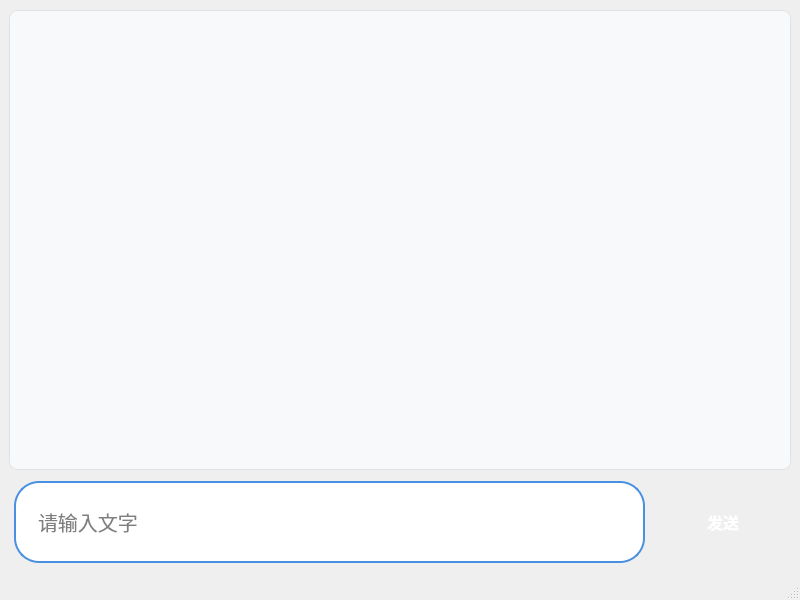
Above: mainwindow.ui from ETN-xun/Personalized-AI before the change. Below: the same form after it.
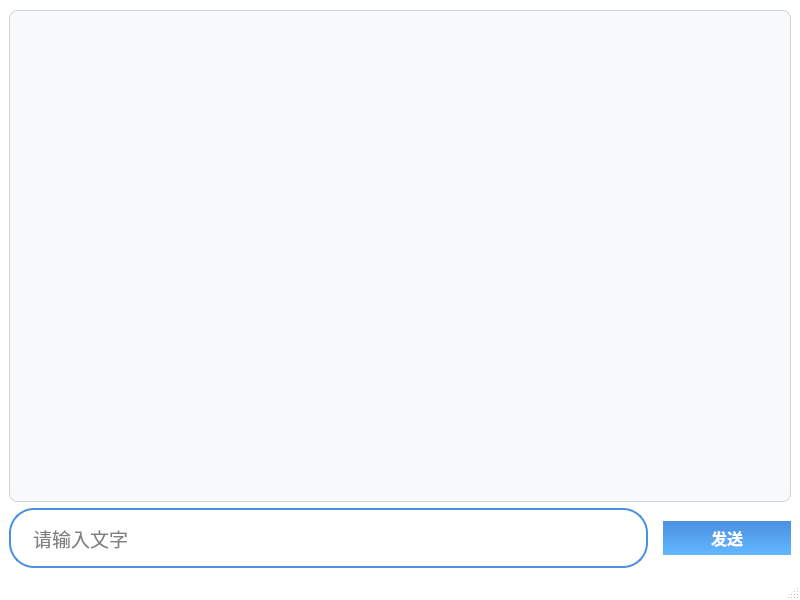
That is the form after the change.

```diff
--- a/mainwindow.ui
+++ b/mainwindow.ui
@@ -14,48 +14,54 @@
    <string>AiChat</string>
   </property>
   <property name="styleSheet">
-   <string notr="true">QTextEdit {
-    background: #F8F9FA;
-    border: 1px solid #DEE2E6;
-    border-radius: 8px;
-    padding: 12px;
-    font: 14px &quot;Segoe UI&quot;;
-box-shadow: 0 2px 8px rgba(0,0,0,0.1);  /* 新增投影 */
-}
+   <string notr="true">
+    /* 窗口背景为白色 */
+    QMainWindow {
+        background-color: white;
+    }
 
-QLineEdit {
-    border: 2px solid #4A90E2;
-    border-radius: 25px;
-    padding: 0 20px;
-    background: #FFFFFF;
-    selection-background-color: #4A90E2;
-transition: border-color 0.3s ease;
-}
+    /* 聊天记录区域样式 */
+    QTextEdit#textEditChat {
+        background: #F8F9FA;
+        border: 1px solid #CED4DA;
+        border-radius: 8px;
+        padding: 12px;
+        font: 14px "Segoe UI";
+        box-shadow: 0 2px 8px rgba(0,0,0,0.1);
+    }
 
-QPushButton {
-    background: qlineargradient(x1:0, y1:0, x2:1, y2:1,
-        stop:0 #4A90E2, stop:1 #63B8FF);
-    color: white;
-    border-radius: 25px;
-    font: bold 16px;
-    padding: 5px;
-box-shadow: 0 4px 6px rgba(74,144,226,0.2);
-transition: all 0.3s ease;
-}
+    /* 输入框样式 */
+    QLineEdit#lineEditInput {
+        border: 2px solid #4A90E2;
+        border-radius: 25px;
+        padding: 0 20px;
+        background: #FFFFFF;
+        selection-background-color: #4A90E2;
+        transition: border-color 0.3s ease;
+    }
+    QLineEdit:focus#lineEditInput {
+        border-color: #63B8FF;
+    }
 
-QPushButton:hover {
-    background: qlineargradient(x1:0, y1:0, x2:1, y2:1,
-        stop:0 #63B8FF, stop:1 #7EC0EE);
-transform: translateY(-2px);
-}
-QLineEdit:focus {
-    border-color: #63B8FF;  /* 聚焦状态颜色变化 */
-}
-QPushButton:pressed {
-    background: qlineargradient(x1:0, y1:0, x2:1, y2:1,
-        stop:0 #3A7BFF, stop:1 #4A90E2);  /* 按压加深渐变 */
-transform: translateY(1px);
-}</string>
+    /* 发送按钮样式 */
+    QPushButton#pushButtonSend {
+        background: qlineargradient(x1:0, y1:0, x2:0, y2:1, stop:0 #4A90E2, stop:1 #63B8FF);
+        color: white;
+        border-radius: 25px;
+        font: bold 16px;
+        padding: 5px;
+        box-shadow: 0 4px 6px rgba(74,144,226,0.2);
+        transition: all 0.3s ease;
+    }
+    QPushButton#pushButtonSend:hover {
+        background: qlineargradient(x1:0, y1:0, x2:0, y2:1, stop:0 #63B8FF, stop:1 #7EC0EE);
+        transform: translateY(-2px);
+    }
+    QPushButton#pushButtonSend:pressed {
+        background: qlineargradient(x1:0, y1:0, x2:0, y2:1, stop:0 #3A7BFF, stop:1 #4A90E2);
+        transform: translateY(1px);
+    }
+   </string>
   </property>
   <widget class="QWidget" name="centralwidget">
    <layout class="QVBoxLayout" name="verticalLayout" stretch="5,1">
@@ -67,6 +73,9 @@
     </property>
     <item>
      <widget class="QTextEdit" name="textEditChat">
+      <property name="horizontalScrollBarPolicy">
+       <enum>Qt::ScrollBarAlwaysOff</enum>
+      </property>
       <property name="readOnly">
        <bool>true</bool>
       </property>
@@ -77,29 +86,8 @@
       <property name="spacing">
        <number>15</number>
       </property>
-      <property name="leftMargin">
-       <number>5</number>
-      </property>
-      <property name="topMargin">
-       <number>5</number>
-      </property>
-      <property name="rightMargin">
-       <number>5</number>
-      </property>
-      <property name="bottomMargin">
-       <number>5</number>
-      </property>
       <item>
        <widget class="QLineEdit" name="lineEditInput">
-        <property name="enabled">
-         <bool>true</bool>
-        </property>
-        <property name="sizePolicy">
-         <sizepolicy hsizetype="Expanding" vsizetype="Expanding">
-          <horstretch>0</horstretch>
-          <verstretch>0</verstretch>
-         </sizepolicy>
-        </property>
         <property name="minimumSize">
          <size>
           <width>300</width>
@@ -108,12 +96,9 @@
         </property>
         <property name="font">
          <font>
-          <pointsize>15</pointsize>
+          <pointsize>14</pointsize>
          </font>
         </property>
-        <property name="readOnly">
-         <bool>false</bool>
-        </property>
         <property name="placeholderText">
          <string>请输入文字</string>
         </property>
@@ -121,23 +106,9 @@
       </item>
       <item>
        <widget class="QPushButton" name="pushButtonSend">
-        <property name="sizePolicy">
-         <sizepolicy hsizetype="Minimum" vsizetype="Expanding">
-          <horstretch>0</horstretch>
-          <verstretch>0</verstretch>
-         </sizepolicy>
-        </property>
-        <property name="minimumSize">
-         <size>
-          <width>60</width>
-          <height>60</height>
-         </size>
-        </property>
         <property name="font">
          <font>
-          <pointsize>-1</pointsize>
-          <italic>false</italic>
-          <bold>true</bold>
+          <pointsize>14</pointsize>
          </font>
         </property>
         <property name="text">
```
Left out of the diff: 21 changed lines with no effect on the pictures.
